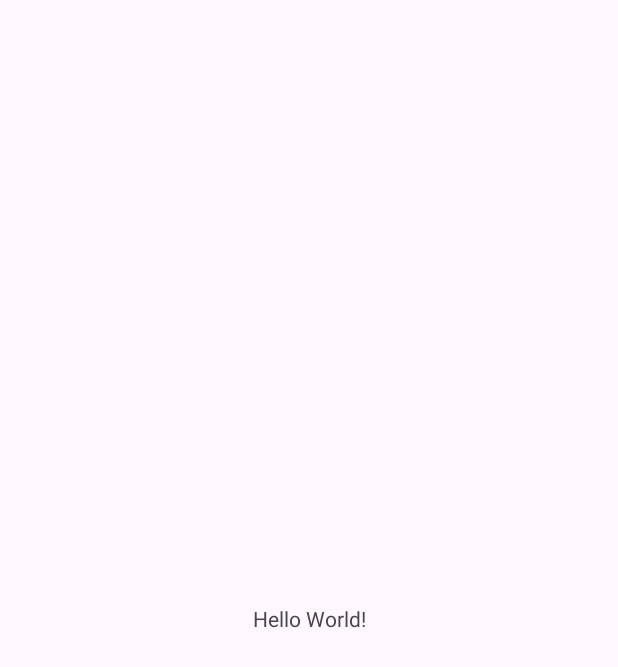
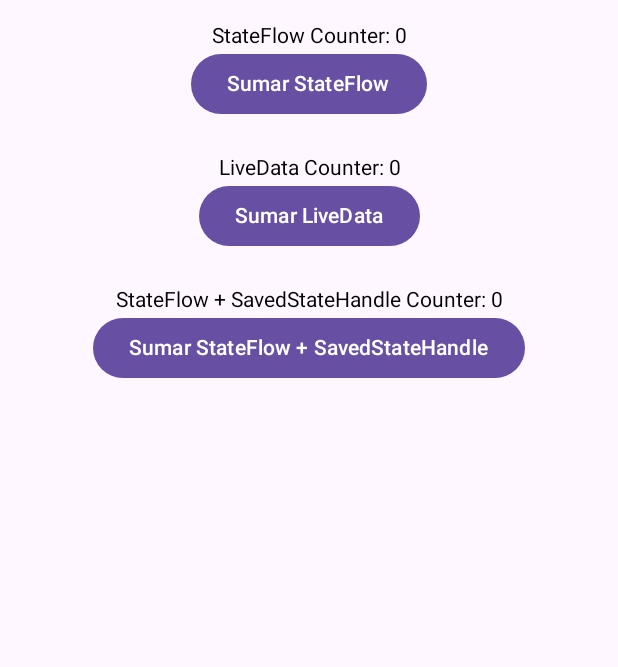
Before and after one commit to ymolinay/purple_sesion03, an Android app built with Jetpack Compose: the screen it shows after launch (MainActivity), on a phone screen of 412 x 824 dp. Before the commit the part shown is almost empty. Shown: the top 667 px of the screen. Run offline under Robolectric (Android 15) with nearby library versions, the phone set to English and light mode, and no system bars; our stand-ins replace livedata-compose.

Commit message:
feat: counters

```diff
--- a/app/src/main/java/com/purple/myapps03/MainActivity.kt
+++ b/app/src/main/java/com/purple/myapps03/MainActivity.kt
@@ -2,10 +2,14 @@ package com.purple.myapps03
 
 import androidx.appcompat.app.AppCompatActivity
 import android.os.Bundle
+import androidx.activity.compose.setContent
+import com.purple.myapps03.ui.MainScreen
 
 class MainActivity : AppCompatActivity() {
     override fun onCreate(savedInstanceState: Bundle?) {
         super.onCreate(savedInstanceState)
-        setContentView(R.layout.activity_main)
+        setContent {
+            MainScreen()
+        }
     }
 }
--- /dev/null
+++ b/app/src/main/java/com/purple/myapps03/ui/CounterScreenLiveData.kt
@@ -0,0 +1,23 @@
+package com.purple.myapps03.ui
+
+import androidx.compose.foundation.layout.Column
+import androidx.compose.material3.Button
+import androidx.compose.material3.Text
+import androidx.compose.runtime.Composable
+import androidx.compose.runtime.getValue
+import androidx.compose.runtime.livedata.observeAsState
+import androidx.compose.ui.Alignment
+import androidx.lifecycle.viewmodel.compose.viewModel
+import com.purple.myapps03.viewmodel.CounterViewModelLiveData
+
+@Composable
+fun CounterScreenLiveData(viewModel: CounterViewModelLiveData = viewModel()) {
+    val counterValue by viewModel.counter.observeAsState(0)
+
+    Column(horizontalAlignment = Alignment.CenterHorizontally) {
+        Text(text = "LiveData Counter: $counterValue")
+        Button(onClick = { viewModel.incrementCounter() }) {
+            Text("Sumar LiveData")
+        }
+    }
+}
--- /dev/null
+++ b/app/src/main/java/com/purple/myapps03/ui/CounterScreenStateFlow.kt
@@ -0,0 +1,22 @@
+package com.purple.myapps03.ui
+
+import androidx.compose.foundation.layout.Column
+import androidx.compose.material3.Button
+import androidx.compose.material3.Text
+import androidx.compose.runtime.Composable
+import androidx.compose.runtime.collectAsState
+import androidx.compose.ui.Alignment
+import androidx.lifecycle.viewmodel.compose.viewModel
+import com.purple.myapps03.viewmodel.CounterViewModelStateFlow
+
+@Composable
+fun CounterScreenStateFlow(viewModel: CounterViewModelStateFlow = viewModel()) {
+    val counterValue = viewModel.counter.collectAsState().value
+
+    Column(horizontalAlignment = Alignment.CenterHorizontally) {
+        Text(text = "StateFlow Counter: $counterValue")
+        Button(onClick = { viewModel.incrementCounter() }) {
+            Text("Sumar StateFlow")
+        }
+    }
+}
--- /dev/null
+++ b/app/src/main/java/com/purple/myapps03/ui/CounterScreenStateFlowSavedStateHandle.kt
@@ -0,0 +1,22 @@
+package com.purple.myapps03.ui
+
+import androidx.compose.foundation.layout.Column
+import androidx.compose.material3.Button
+import androidx.compose.material3.Text
+import androidx.compose.runtime.Composable
+import androidx.compose.runtime.collectAsState
+import androidx.compose.ui.Alignment
+import androidx.lifecycle.viewmodel.compose.viewModel
+import com.purple.myapps03.viewmodel.CounterViewModelStateFlowSavedStateHandle
+
+@Composable
+fun CounterScreenStateFlowSavedStateHandle(viewModel: CounterViewModelStateFlowSavedStateHandle = viewModel()) {
+    val counterValue = viewModel.counter.collectAsState().value
+
+    Column(horizontalAlignment = Alignment.CenterHorizontally) {
+        Text(text = "StateFlow + SavedStateHandle Counter: $counterValue")
+        Button(onClick = { viewModel.incrementCounter() }) {
+            Text("Sumar StateFlow + SavedStateHandle")
+        }
+    }
+}
--- /dev/null
+++ b/app/src/main/java/com/purple/myapps03/ui/MainScreen.kt
@@ -0,0 +1,25 @@
+package com.purple.myapps03.ui
+
+import androidx.compose.foundation.layout.Arrangement
+import androidx.compose.foundation.layout.Column
+import androidx.compose.foundation.layout.fillMaxSize
+import androidx.compose.foundation.layout.padding
+import androidx.compose.runtime.Composable
+import androidx.compose.ui.Alignment
+import androidx.compose.ui.Modifier
+import androidx.compose.ui.unit.dp
+
+@Composable
+fun MainScreen() {
+    Column(
+        modifier = Modifier
+            .fillMaxSize()
+            .padding(16.dp),
+        verticalArrangement = Arrangement.spacedBy(24.dp),
+        horizontalAlignment = Alignment.CenterHorizontally
+    ) {
+        CounterScreenStateFlow()
+        CounterScreenLiveData()
+        CounterScreenStateFlowSavedStateHandle()
+    }
+}
--- /dev/null
+++ b/app/src/main/java/com/purple/myapps03/viewmodel/CounterViewModelLiveData.kt
@@ -0,0 +1,14 @@
+package com.purple.myapps03.viewmodel
+
+import androidx.lifecycle.LiveData
+import androidx.lifecycle.MutableLiveData
+import androidx.lifecycle.ViewModel
+
+class CounterViewModelLiveData : ViewModel() {
+    private val _counter = MutableLiveData(0)
+    val counter: LiveData<Int> get() = _counter
+
+    fun incrementCounter() {
+        _counter.value = (_counter.value ?: 0) + 1
+    }
+}
--- /dev/null
+++ b/app/src/main/java/com/purple/myapps03/viewmodel/CounterViewModelStateFlow.kt
@@ -0,0 +1,14 @@
+package com.purple.myapps03.viewmodel
+
+import androidx.lifecycle.ViewModel
+import kotlinx.coroutines.flow.MutableStateFlow
+import kotlinx.coroutines.flow.StateFlow
+
+class CounterViewModelStateFlow : ViewModel() {
+    private val _counter = MutableStateFlow(0)
+    val counter: StateFlow<Int> get() = _counter
+
+    fun incrementCounter() {
+        _counter.value += 1
+    }
+}
--- /dev/null
+++ b/app/src/main/java/com/purple/myapps03/viewmodel/CounterViewModelStateFlowSavedStateHandle.kt
@@ -0,0 +1,23 @@
+package com.purple.myapps03.viewmodel
+
+import androidx.lifecycle.SavedStateHandle
+import androidx.lifecycle.ViewModel
+import kotlinx.coroutines.flow.MutableStateFlow
+import kotlinx.coroutines.flow.StateFlow
+
+class CounterViewModelStateFlowSavedStateHandle(
+    private val savedStateHandle: SavedStateHandle
+) : ViewModel() {
+
+    companion object {
+        private const val COUNTER_KEY = "counter"
+    }
+
+    private val _counter = MutableStateFlow(savedStateHandle.get<Int>(COUNTER_KEY) ?: 0)
+    val counter: StateFlow<Int> get() = _counter
+
+    fun incrementCounter() {
+        _counter.value += 1
+        savedStateHandle[COUNTER_KEY] = _counter.value // Guardar en SavedStateHandle
+    }
+}
--- a/build.gradle.kts
+++ b/build.gradle.kts
@@ -1,5 +1,5 @@
 // Top-level build file where you can add configuration options common to all sub-projects/modules.
 plugins {
     id("com.android.application") version "8.2.1" apply false
-    id("org.jetbrains.kotlin.android") version "1.9.22" apply false
+    id("org.jetbrains.kotlin.android") version "1.9.0" apply false
 }
```
Also changed, not shown: app/build.gradle.kts (+26 -2 lines).
